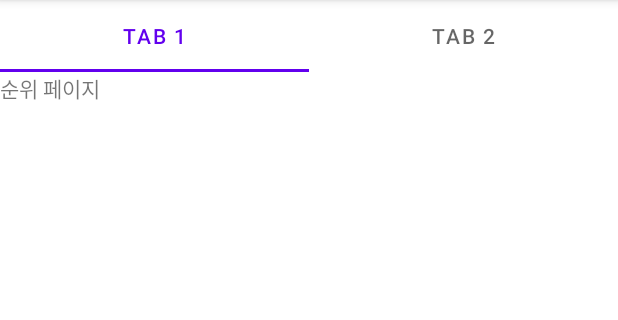
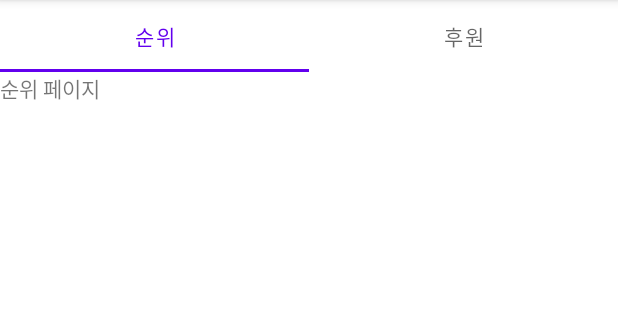
Before and after one commit to ssh09015/HugU, an Android app: the screen it shows after launch (MainActivity), item 3 of the bottom bar chosen, on a phone screen of 412 x 824 dp, the part 84-404 px from its top. Run offline under Robolectric (Android 15) with nearby library versions, the phone set to English and light mode, and no system bars.

Commit message:
탭뷰 이름 변경(순위,후원)

```diff
--- a/app/src/main/java/com/example/hugu/fragment/HelpFragment.kt
+++ b/app/src/main/java/com/example/hugu/fragment/HelpFragment.kt
@@ -44,7 +44,10 @@ class HelpFragment : Fragment() {
         })
 
         TabLayoutMediator(viewbinding.tabLayout, viewbinding.viewPager) { tab, position ->
-            tab.text = "Tab ${position+1}"
+            when(position){
+                0-> tab.text="순위"
+                1-> tab.text="후원"
+            }
         }.attach()
     }
 }
```
